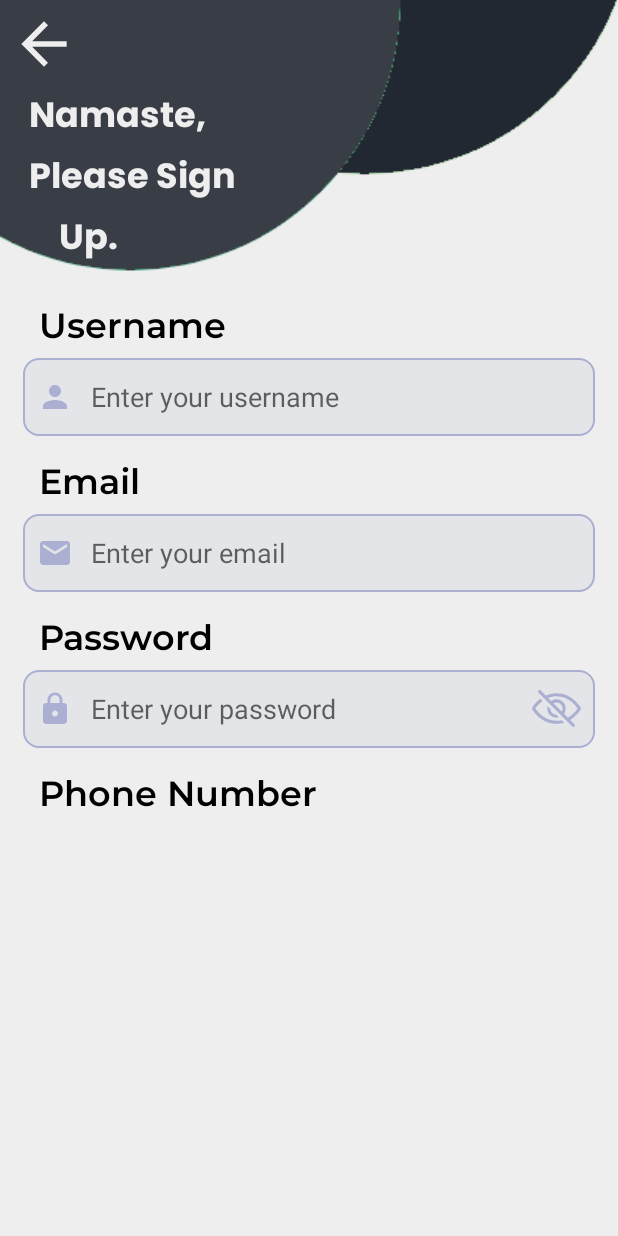
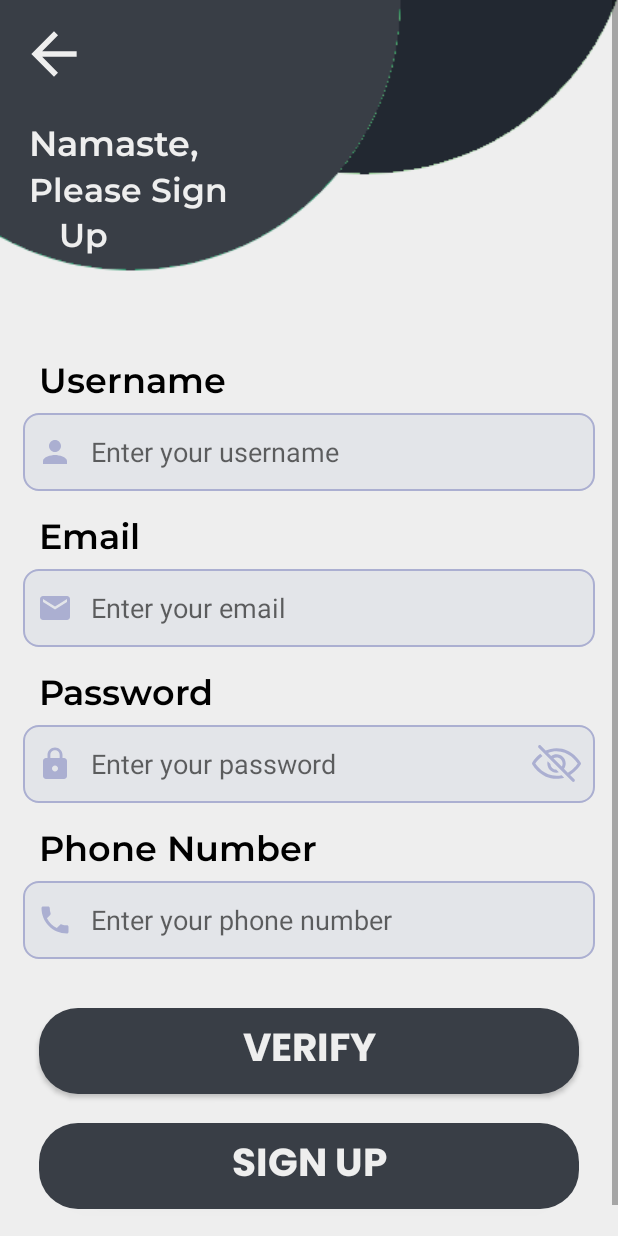
Before and after one commit to Sumeet7774/BharatJodo, an Android app: the SignUpPage screen opened directly, with no data from a screen before it, on a phone screen of 412 x 824 dp. Run offline under Robolectric (Android 15) with nearby library versions, the phone set to English and light mode, and no system bars; our stand-ins replace sdp/ssp sizes.

Commit message:
Design of signup is ready without validation. Need to work on validation. And added few drawable items.

```diff
--- /dev/null
+++ b/app/src/main/res/drawable/ic_phone_24.xml
@@ -0,0 +1,5 @@
+<vector android:height="24dp" android:tint="#ABAFD1"
+    android:viewportHeight="24" android:viewportWidth="24"
+    android:width="24dp" xmlns:android="http://schemas.android.com/apk/res/android">
+    <path android:fillColor="@android:color/white" android:pathData="M6.62,10.79c1.44,2.83 3.76,5.14 6.59,6.59l2.2,-2.2c0.27,-0.27 0.67,-0.36 1.02,-0.24 1.12,0.37 2.33,0.57 3.57,0.57 0.55,0 1,0.45 1,1V20c0,0.55 -0.45,1 -1,1 -9.39,0 -17,-7.61 -17,-17 0,-0.55 0.45,-1 1,-1h3.5c0.55,0 1,0.45 1,1 0,1.25 0.2,2.45 0.57,3.57 0.11,0.35 0.03,0.74 -0.25,1.02l-2.2,2.2z"/>
+</vector>
--- /dev/null
+++ b/app/src/main/res/drawable/ic_phone_24_focused.xml
@@ -0,0 +1,5 @@
+<vector android:height="24dp" android:tint="#4054FF"
+    android:viewportHeight="24" android:viewportWidth="24"
+    android:width="24dp" xmlns:android="http://schemas.android.com/apk/res/android">
+    <path android:fillColor="@android:color/white" android:pathData="M6.62,10.79c1.44,2.83 3.76,5.14 6.59,6.59l2.2,-2.2c0.27,-0.27 0.67,-0.36 1.02,-0.24 1.12,0.37 2.33,0.57 3.57,0.57 0.55,0 1,0.45 1,1V20c0,0.55 -0.45,1 -1,1 -9.39,0 -17,-7.61 -17,-17 0,-0.55 0.45,-1 1,-1h3.5c0.55,0 1,0.45 1,1 0,1.25 0.2,2.45 0.57,3.57 0.11,0.35 0.03,0.74 -0.25,1.02l-2.2,2.2z"/>
+</vector>
--- /dev/null
+++ b/app/src/main/res/drawable/mobile_no_icon.xml
@@ -0,0 +1,5 @@
+<?xml version="1.0" encoding="utf-8"?>
+<selector xmlns:android="http://schemas.android.com/apk/res/android">
+    <item android:state_focused="true" android:drawable="@drawable/ic_phone_24_focused"/>
+    <item android:state_focused="false" android:drawable="@drawable/ic_phone_24"/>
+</selector>
--- a/app/src/main/res/layout/activity_sign_up_page.xml
+++ b/app/src/main/res/layout/activity_sign_up_page.xml
@@ -2,24 +2,28 @@
 <ScrollView xmlns:android="http://schemas.android.com/apk/res/android"
     xmlns:app="http://schemas.android.com/apk/res-auto"
     xmlns:tools="http://schemas.android.com/tools"
-    android:id="@+id/main"
+    android:id="@+id/signupPage"
     android:layout_width="match_parent"
     android:layout_height="match_parent"
     android:background="#EEEEEE"
     tools:context=".SignUpPage">
 
+    <LinearLayout
+        android:layout_width="match_parent"
+        android:layout_height="wrap_content"
+        android:orientation="vertical"
+        android:focusable="true"
+        android:focusableInTouchMode="true">
+
         <RelativeLayout
             android:layout_width="match_parent"
-        android:layout_height="wrap_content"
-        android:focusable="true"
-        android:focusableInTouchMode="true">
+            android:layout_height="wrap_content">
 
             <ImageView
                 android:id="@+id/signuppage_topbackground"
                 android:src="@drawable/top_background"
                 android:layout_width="match_parent"
                 android:layout_height="wrap_content"
-            android:layout_alignParentTop="true"
                 android:scaleType="centerCrop"
                 android:adjustViewBounds="true"/>
 
@@ -27,10 +31,12 @@
                 android:id="@+id/back_button_container"
                 android:layout_width="wrap_content"
                 android:layout_height="wrap_content"
+                android:orientation="horizontal"
+                android:padding="@dimen/_5sdp"
                 android:layout_alignParentStart="true"
                 android:layout_alignParentTop="true"
-            android:orientation="horizontal"
-            android:padding="@dimen/_5sdp">
+                android:layout_marginStart="@dimen/_5sdp"
+                android:layout_marginTop="@dimen/_5sdp">
 
                 <Button
                     android:id="@+id/back_button"
@@ -39,19 +45,19 @@
                     android:layout_height="@dimen/_35sdp"
                     android:background="@drawable/ic_arrow_back_grey"
                     android:tint="#000000" />
-
             </LinearLayout>
 
             <TextView
                 android:id="@+id/signuppage_top_heading1"
                 android:layout_width="wrap_content"
                 android:layout_height="wrap_content"
+                android:layout_below="@id/back_button_container"
                 android:layout_marginStart="@dimen/_15sdp"
-            android:fontFamily="@font/poppins_bold"
+                android:fontFamily="@font/montserrat_semibold"
                 android:text="@string/signup_heading1"
                 android:textColor="#EEEEEE"
                 android:textSize="@dimen/_18sdp"
-            android:layout_below="@id/back_button_container"/>
+                android:layout_marginTop="@dimen/_10sdp"/>
 
             <TextView
                 android:id="@+id/signuppage_top_heading2"
@@ -59,10 +65,10 @@
                 android:layout_height="wrap_content"
                 android:layout_below="@id/signuppage_top_heading1"
                 android:layout_marginStart="@dimen/_15sdp"
-            android:fontFamily="@font/poppins_bold"
+                android:fontFamily="@font/montserrat_semibold"
                 android:text="@string/signup_heading2"
                 android:textColor="#EEEEEE"
-            android:textSize="@dimen/_18sdp"/>
+                android:textSize="@dimen/_17sdp"/>
 
             <TextView
                 android:id="@+id/signuppage_top_heading3"
@@ -70,13 +76,14 @@
                 android:layout_height="wrap_content"
                 android:layout_below="@id/signuppage_top_heading2"
                 android:layout_marginStart="@dimen/_30sdp"
-            android:fontFamily="@font/poppins_bold"
+                android:fontFamily="@font/montserrat_semibold"
                 android:text="@string/signup_heading3"
                 android:textColor="#EEEEEE"
-            android:textSize="@dimen/_18sdp"/>
+                android:textSize="@dimen/_17sdp"/>
+
+        </RelativeLayout>
 
         <RelativeLayout
-            android:layout_below="@+id/signuppage_top_heading3"
             android:layout_width="match_parent"
             android:layout_height="wrap_content">
 
@@ -178,8 +185,54 @@
                 android:layout_width="wrap_content"
                 android:layout_height="wrap_content" />
 
+            <EditText
+                android:id="@+id/phonenumber_edittext"
+                android:hint="Enter your phone number"
+                android:inputType="number"
+                android:layout_width="match_parent"
+                android:layout_height="@dimen/_40sdp"
+                android:layout_below="@id/phonenumber_textview"
+                android:layout_marginHorizontal="@dimen/_12sdp"
+                android:layout_marginTop="@dimen/_5sdp"
+                android:background="@drawable/button_1"
+                android:drawableStart="@drawable/mobile_no_icon"
+                android:drawablePadding="@dimen/_9sdp"
+                android:paddingStart="@dimen/_7sdp"
+                android:paddingEnd="@dimen/_7sdp"
+                android:textSize="@dimen/_14sdp" />
 
+            <Button
+                android:id="@+id/verify_button_signuppage"
+                android:fontFamily="@font/poppins_bold"
+                android:text="@string/verifyotp"
+                android:background="@drawable/rounded_button"
+                android:textColor="#EEEEEE"
+                android:textSize="@dimen/_20sdp"
+                android:textStyle="bold"
+                android:layout_width="match_parent"
+                android:layout_height="wrap_content"
+                android:layout_below="@+id/phonenumber_edittext"
+                android:layout_marginStart="@dimen/_20sdp"
+                android:layout_marginEnd="@dimen/_20sdp"
+                android:layout_marginTop="@dimen/_25sdp"
+                android:layout_centerHorizontal="true"/>
 
+            <Button
+                android:id="@+id/signup_button_signuppage"
+                android:fontFamily="@font/poppins_bold"
+                android:text="@string/signup"
+                android:background="@drawable/rounded_button"
+                android:textColor="#EEEEEE"
+                android:textSize="@dimen/_20sdp"
+                android:textStyle="bold"
+                android:layout_width="match_parent"
+                android:layout_height="wrap_content"
+                android:layout_below="@+id/verify_button_signuppage"
+                android:layout_marginStart="@dimen/_20sdp"
+                android:layout_marginEnd="@dimen/_20sdp"
+                android:layout_marginTop="@dimen/_15sdp"
+                android:layout_marginBottom="@dimen/_30sdp"
+                android:layout_centerHorizontal="true"/>
         </RelativeLayout>
-    </RelativeLayout>
+    </LinearLayout>
 </ScrollView>
--- a/app/src/main/res/layout/activity_walkthrough_screen.xml
+++ b/app/src/main/res/layout/activity_walkthrough_screen.xml
@@ -2,7 +2,7 @@
 <androidx.constraintlayout.widget.ConstraintLayout xmlns:android="http://schemas.android.com/apk/res/android"
     xmlns:app="http://schemas.android.com/apk/res-auto"
     xmlns:tools="http://schemas.android.com/tools"
-    android:id="@+id/main"
+    android:id="@+id/walkthroughScreen"
     android:layout_width="match_parent"
     android:layout_height="match_parent"
     android:background="@color/background"
@@ -35,6 +35,7 @@
         android:textColor="@color/buttontext"
         android:layout_width="wrap_content"
         android:layout_height="wrap_content"
+        android:layout_marginStart="@dimen/_10sdp"
         app:layout_constraintTop_toTopOf="parent"
         app:layout_constraintStart_toStartOf="parent" />
 
--- a/app/src/main/res/values/strings.xml
+++ b/app/src/main/res/values/strings.xml
@@ -6,6 +6,7 @@
 
     <string name="signup">SIGN UP</string>
     <string name="login">LOGIN</string>
+    <string name="verifyotp">VERIFY</string>
 
     <string name="heading_one">Stay Connected with Bharat</string>
     <string name="heading_two">Uninterrupted Conversations</string>
@@ -18,7 +19,10 @@
 
     <string name="signup_heading1">Namaste,</string>
     <string name="signup_heading2">Please Sign</string>
-    <string name="signup_heading3">Up.</string>
+    <string name="signup_heading3">Up</string>
+
+    <string name="login_heading1">Namaste,</string>
+    <string name="login_heading2">Please Login</string>
 
     <string name="desc_one">Bharat Jodo connects hearts across the nation, enabling seamless communication and fostering relationships, just like the Indian tradition of togetherness.</string>
     <string name="desc_two">Experience uninterrupted conversations with Bharat Jodo, providing a reliable platform for all your video calls, echoing the reliability of Indian bonds.</string>
@@ -26,6 +30,6 @@
     <string name="desc_four">With Bharat Jodo, distance is just a word. Feel closer to your loved ones and colleagues with high-definition video calls, embodying the spirit of Indian unity.</string>
     <string name="desc_five">Bharat Jodo promotes cultural harmony by connecting people from diverse backgrounds, reflecting the rich tapestry of Indian culture.</string>
 
-    <string name="greetings">Namaste, Welcome to Bharat Jodo App</string>
+    <string name="greetings">Namaste, Welcome to Bharat Jodo</string>
 
 </resources>
```
Lines whose indentation alone changed are shown as unchanged.
